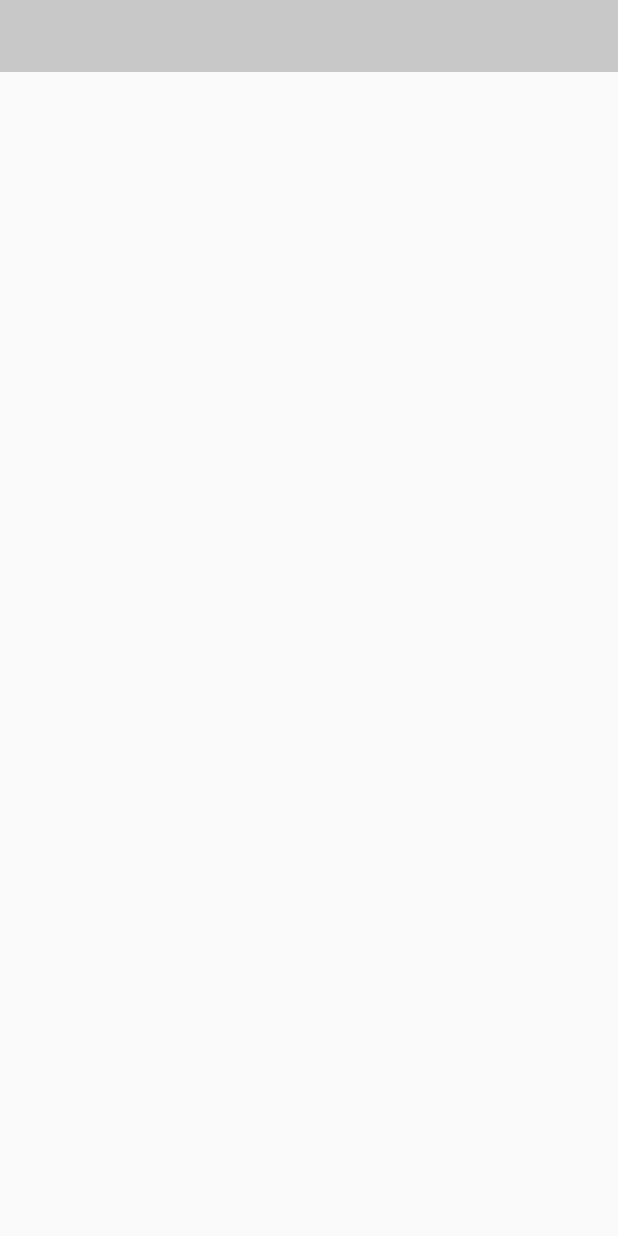
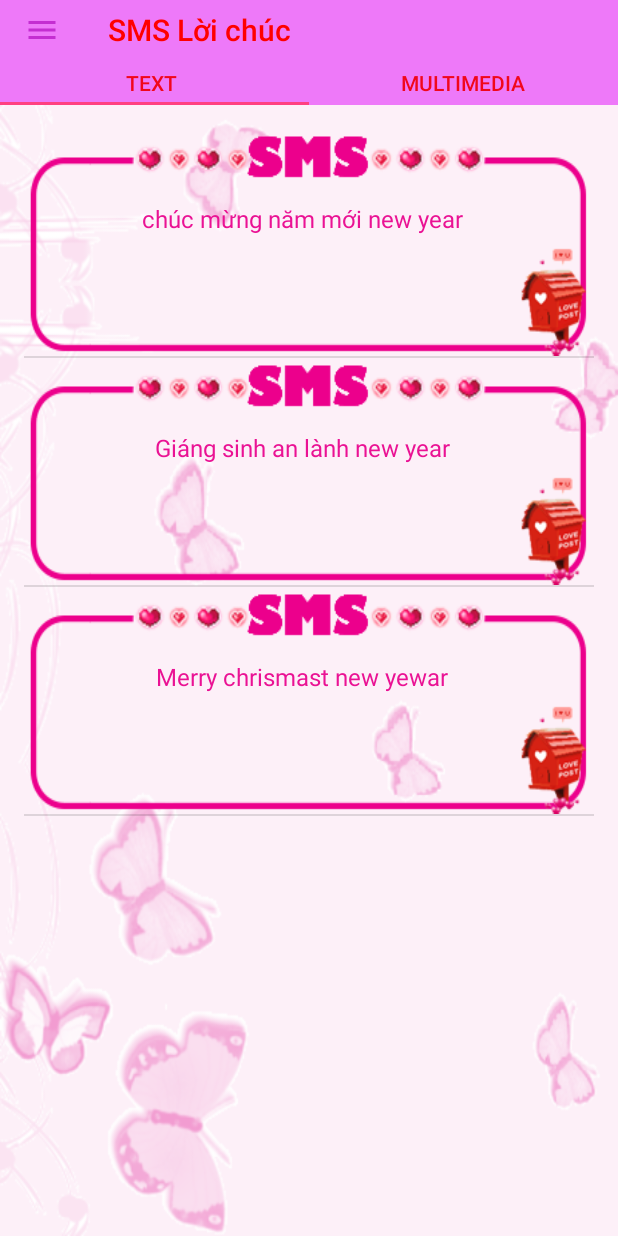
Before and after one commit to hailoan/Loichuc, an Android app: the screen it shows after launch (Main2_), after a tap on an icon or button, on a phone screen of 412 x 824 dp. Run offline under Robolectric (Android 15) with nearby library versions, the phone set to English and light mode, and no system bars; 1 statement that could not run was skipped.

Commit message:
pushLoan+hang

```diff
--- a/app/src/main/java/android/hailoan/devpro/app_loichuc/Main2_.java
+++ b/app/src/main/java/android/hailoan/devpro/app_loichuc/Main2_.java
@@ -1,7 +1,8 @@
 package android.hailoan.devpro.app_loichuc;
 
+import android.graphics.Color;
 import android.hailoan.devpro.app_loichuc.NoiDungTinNhan.Pager_adapter;
-import android.hailoan.devpro.app_loichuc.NoiDungTinNhan.item_RC_LV;
+import android.hailoan.devpro.app_loichuc.NoiDungTinNhan.item_listleft;
 import android.os.Bundle;
 import android.support.design.widget.TabLayout;
 import android.support.v4.app.ActionBarDrawerToggle;
@@ -9,6 +10,7 @@ import android.support.v4.app.FragmentManager;
 import android.support.v4.view.ViewPager;
 import android.support.v4.widget.DrawerLayout;
 import android.support.v7.app.AppCompatActivity;
+import android.support.v7.widget.Toolbar;
 import android.view.MenuItem;
 import android.view.View;
 import android.widget.AdapterView;
@@ -29,8 +31,11 @@ public class Main2_ extends AppCompatActivity {
         super.onCreate(savedInstanceState);
         setContentView(R.layout.activity_main2_);
         values = (int) getIntent().getExtras().getSerializable("K");
-        getSupportActionBar().setDisplayHomeAsUpEnabled(true);
-        getSupportActionBar().setHomeAsUpIndicator(R.drawable.list_view);
+        Toolbar toolbar = (Toolbar) findViewById(R.id.toolbar);
+        setSupportActionBar(toolbar);
+        toolbar.setNavigationIcon(R.drawable.ic_menu_black_24dp);
+                      toolbar.setTitle("SMS");
+         toolbar.setTitleTextColor(Color.RED);
         createDrawer();
         createViewPager();
     }
@@ -73,7 +78,7 @@ public class Main2_ extends AppCompatActivity {
         pager = (ViewPager) findViewById(R.id.view_pager);
         tabLayout = (TabLayout) findViewById(R.id.tab_layout);
         FragmentManager manager = getSupportFragmentManager();
-        Pager_adapter adapter = new Pager_adapter(manager);
+        Pager_adapter adapter = new Pager_adapter(manager,values);
         pager.setAdapter(adapter);
         tabLayout.setupWithViewPager(pager);
         pager.addOnPageChangeListener(new TabLayout.TabLayoutOnPageChangeListener(tabLayout));
@@ -83,13 +88,13 @@ public class Main2_ extends AppCompatActivity {
 
 
 
-    public ArrayList<item_RC_LV> getdata() {
-        ArrayList<item_RC_LV> lsdata = new ArrayList<item_RC_LV>();
-        lsdata.add(new item_RC_LV(R.drawable.icon_noel1, "Giáng sinh"));
-        lsdata.add(new item_RC_LV(R.drawable.icon_valentine, "Lễ Tình yêu"));
-        lsdata.add(new item_RC_LV(R.drawable.icon_tet, "Chúc mừng năm mới"));
-        lsdata.add(new item_RC_LV(R.drawable.icon_sinhnhat, "Sinh nhật"));
-        lsdata.add(new item_RC_LV(R.drawable.icon_womenday, "Phụ nữ"));
+    public ArrayList<item_listleft> getdata() {
+        ArrayList<item_listleft> lsdata = new ArrayList<item_listleft>();
+        lsdata.add(new item_listleft(R.mipmap.ic_launcher, "Giáng sinh"));
+        lsdata.add(new item_listleft(R.mipmap.ic_launcher, "Lễ Tình yêu"));
+        lsdata.add(new item_listleft(R.mipmap.ic_launcher, "Chúc mừng năm mới"));
+        lsdata.add(new item_listleft(R.mipmap.ic_launcher, "Sinh nhật"));
+        lsdata.add(new item_listleft(R.mipmap.ic_launcher, "Phụ nữ"));
         return lsdata;
     }
 
--- a/app/src/main/java/android/hailoan/devpro/app_loichuc/NoiDungTinNhan/TextSMSFragment.java
+++ b/app/src/main/java/android/hailoan/devpro/app_loichuc/NoiDungTinNhan/TextSMSFragment.java
@@ -27,10 +27,11 @@ public class TextSMSFragment extends Fragment {
     ListView lsview;
     Adapter_fragment adapter_fragment;
     private ArrayList<String> lsdata;
-private int k;
+    private int k;
+
     public TextSMSFragment(int k) {
         // Required empty public constructor
-this.k=k;
+        this.k = k;
     }
 
 
--- a/app/src/main/res/layout/activity_main2_.xml
+++ b/app/src/main/res/layout/activity_main2_.xml
@@ -7,31 +7,38 @@
 
     <FrameLayout
         android:layout_width="match_parent"
-        android:layout_height="match_parent"
-        >
+        android:layout_height="match_parent">
+
         <RelativeLayout xmlns:android="http://schemas.android.com/apk/res/android"
+            xmlns:app="http://schemas.android.com/apk/res-auto"
             xmlns:tools="http://schemas.android.com/tools"
             android:layout_width="match_parent"
             android:layout_height="match_parent"
-            xmlns:app="http://schemas.android.com/apk/res-auto"
             tools:context=".MainActivity">
+
+            <android.support.v7.widget.Toolbar xmlns:android="http://schemas.android.com/apk/res/android"
+                android:id="@+id/toolbar"
+                android:layout_width="match_parent"
+                android:layout_height="40dp"
+                android:background="#ee79f9"
+                android:minHeight="?attr/actionBarSize"></android.support.v7.widget.Toolbar>
+
             <android.support.design.widget.TabLayout
-                android:background="#c8c8c9"
-                android:layout_alignParentTop="true"
                 android:id="@+id/tab_layout"
                 android:layout_width="match_parent"
-                android:layout_height="48dp"
+                android:layout_height="30dp"
+                android:layout_below="@+id/toolbar"
+                android:background="#ee79f9"
                 app:tabSelectedTextColor="#f1071b"
-                app:tabTextColor="#f1071b"
-                >
+                app:tabTextColor="#f1071b">
 
             </android.support.design.widget.TabLayout>
+
             <android.support.v4.view.ViewPager
-                android:layout_below="@id/tab_layout"
                 android:id="@+id/view_pager"
                 android:layout_width="match_parent"
                 android:layout_height="match_parent"
-                />
+                android:layout_below="@id/tab_layout" />
         </RelativeLayout>
     </FrameLayout>
 
@@ -43,8 +50,7 @@
         android:layout_gravity="start"
         android:background="@drawable/b0"
         android:divider="#f4f3f3"
-        android:dividerHeight="0.5dp"
-       >
+        android:dividerHeight="0.5dp">
 
     </ListView>
 
--- a/app/src/main/res/layout/item_rc_view.xml
+++ b/app/src/main/res/layout/item_rc_view.xml
@@ -1,13 +1,16 @@
 <?xml version="1.0" encoding="utf-8"?>
-<TextView xmlns:android="http://schemas.android.com/apk/res/android"
+<RelativeLayout xmlns:android="http://schemas.android.com/apk/res/android"
     xmlns:card_view="http://schemas.android.com/apk/res-auto"
-android:background="@drawable/fr_sms"
-    android:id="@+id/txt_rc"
-    style="@style/text_rc_view"
-    android:gravity="center"
     android:layout_width="match_parent"
-    android:layout_height="wrap_content"
-    android:paddingLeft="5dp"
-    android:text="Hai loan\ncinf \ndeje\nghe">
+    android:layout_height="wrap_content">
 
-</TextView>
+    <TextView
+        android:id="@+id/txt_rc"
+        style="@style/text_rc_view"
+        android:layout_width="match_parent"
+        android:layout_height="wrap_content"
+        android:background="@drawable/sms7"
+        android:text="Hai loan\ncinf \ndej" />
+
+
+</RelativeLayout>
--- a/app/src/main/res/values/styles.xml
+++ b/app/src/main/res/values/styles.xml
@@ -10,6 +10,6 @@
     <style name="text_rc_view" parent="android:Widget.TextView">
         <item name="android:textColor">#ea1294</item>
         <item name="android:textSize">@dimen/text_rc</item>
-
+<item name="android:gravity">center</item>
     </style>
 </resources>
```
Also changed, not shown: app/src/main/java/android/hailoan/devpro/app_loichuc/MainActivity.java (+4 -6 lines), app/src/main/java/android/hailoan/devpro/app_loichuc/NoiDungTinNhan/Adapter_RecyclerView.java (deleted, +0 -85 lines), app/src/main/java/android/hailoan/devpro/app_loichuc/NoiDungTinNhan/MultimediaFragment.java (+5 -3 lines), app/src/main/res/layout/sms_layout.xml (deleted, +0 -16 lines), app/src/main/res/drawable/sms7.9.png.
